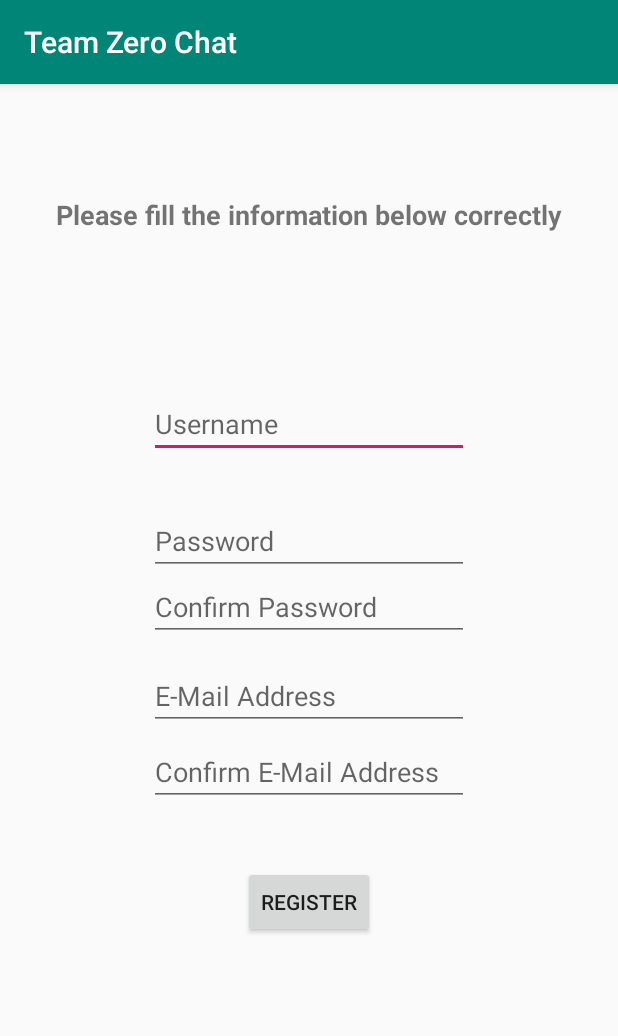
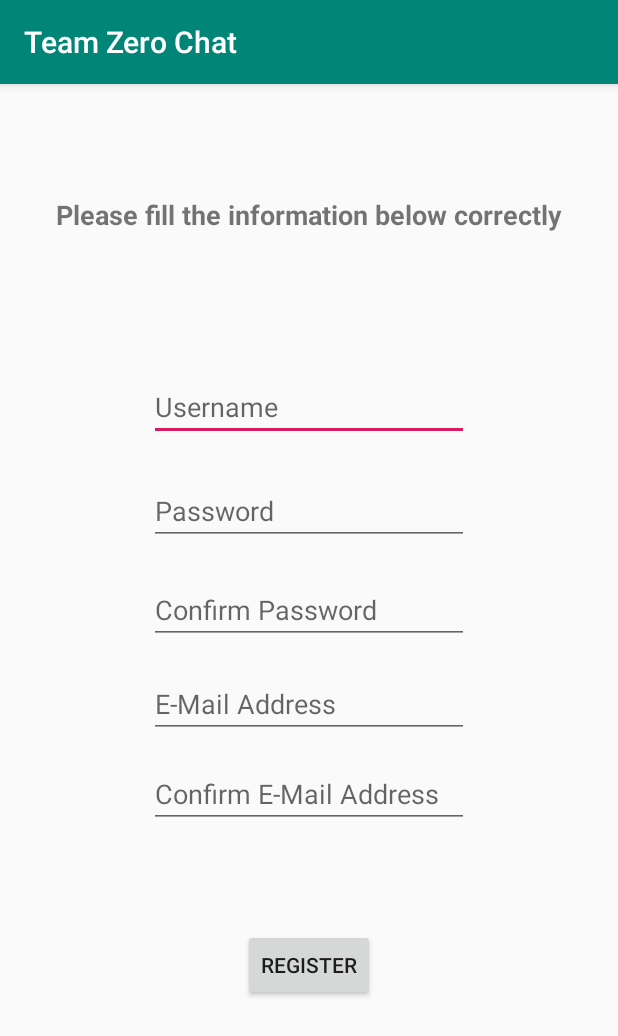
Before and after one commit to MetallicFocus/team_zero_application, an Android app: the Registration screen opened directly, with no data from a screen before it, on a phone screen of 412 x 824 dp. Shown: the top 1036 px of the screen. Run offline under Robolectric (Android 15) with nearby library versions, the phone set to English and light mode, and no system bars.

Commit message:
Made registration form less cluttered and changed travis yml file

```diff
--- a/Android/app/src/main/res/layout/registration_layout.xml
+++ b/Android/app/src/main/res/layout/registration_layout.xml
@@ -30,8 +30,8 @@
         app:layout_constraintBottom_toBottomOf="parent"
         app:layout_constraintLeft_toLeftOf="parent"
         app:layout_constraintRight_toRightOf="parent"
-        app:layout_constraintTop_toTopOf="@id/textViewRegistration"
-        app:layout_constraintVertical_bias="0.200" />
+        app:layout_constraintTop_toBottomOf="@id/textViewRegistration"
+        app:layout_constraintVertical_bias="0.150" />
 
     <EditText
         android:id="@+id/editTextPwd"
@@ -43,8 +43,8 @@
         app:layout_constraintBottom_toBottomOf="parent"
         app:layout_constraintLeft_toLeftOf="parent"
         app:layout_constraintRight_toRightOf="parent"
-        app:layout_constraintTop_toTopOf="@id/editTextUsername"
-        app:layout_constraintVertical_bias="0.150" />
+        app:layout_constraintTop_toBottomOf="@id/editTextUsername"
+        app:layout_constraintVertical_bias="0.050" />
 
     <EditText
         android:id="@+id/editTextConfirmPwd"
@@ -56,8 +56,8 @@
         app:layout_constraintBottom_toBottomOf="parent"
         app:layout_constraintLeft_toLeftOf="parent"
         app:layout_constraintRight_toRightOf="parent"
-        app:layout_constraintTop_toTopOf="@id/editTextPwd"
-        app:layout_constraintVertical_bias="0.100" />
+        app:layout_constraintTop_toBottomOf="@id/editTextPwd"
+        app:layout_constraintVertical_bias="0.050" />
 
     <EditText
         android:id="@+id/editTextEmail"
@@ -69,8 +69,8 @@
         app:layout_constraintBottom_toBottomOf="parent"
         app:layout_constraintLeft_toLeftOf="parent"
         app:layout_constraintRight_toRightOf="parent"
-        app:layout_constraintTop_toTopOf="@id/editTextConfirmPwd"
-        app:layout_constraintVertical_bias="0.150" />
+        app:layout_constraintTop_toBottomOf="@id/editTextConfirmPwd"
+        app:layout_constraintVertical_bias="0.050" />
 
     <EditText
         android:id="@+id/editTextConfirmEmail"
@@ -82,8 +82,8 @@
         app:layout_constraintBottom_toBottomOf="parent"
         app:layout_constraintLeft_toLeftOf="parent"
         app:layout_constraintRight_toRightOf="parent"
-        app:layout_constraintTop_toTopOf="@id/editTextEmail"
-        app:layout_constraintVertical_bias="0.150" />
+        app:layout_constraintTop_toBottomOf="@id/editTextEmail"
+        app:layout_constraintVertical_bias="0.050" />
 
     <Button
         android:id="@+id/submit_registration"
@@ -93,7 +93,7 @@
         app:layout_constraintBottom_toBottomOf="parent"
         app:layout_constraintLeft_toLeftOf="parent"
         app:layout_constraintRight_toRightOf="parent"
-        app:layout_constraintTop_toTopOf="@id/editTextConfirmEmail"
+        app:layout_constraintTop_toBottomOf="@id/editTextConfirmEmail"
         app:layout_constraintVertical_bias="0.300" />
 
 
```
Also changed, not shown: 1 other file.
